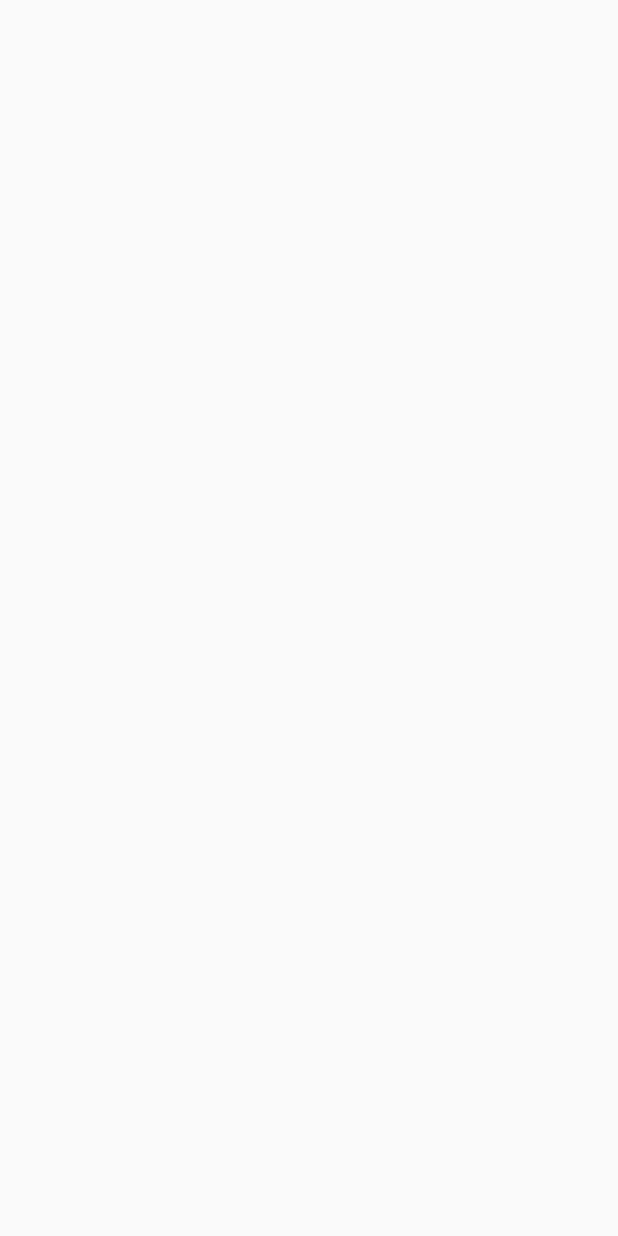
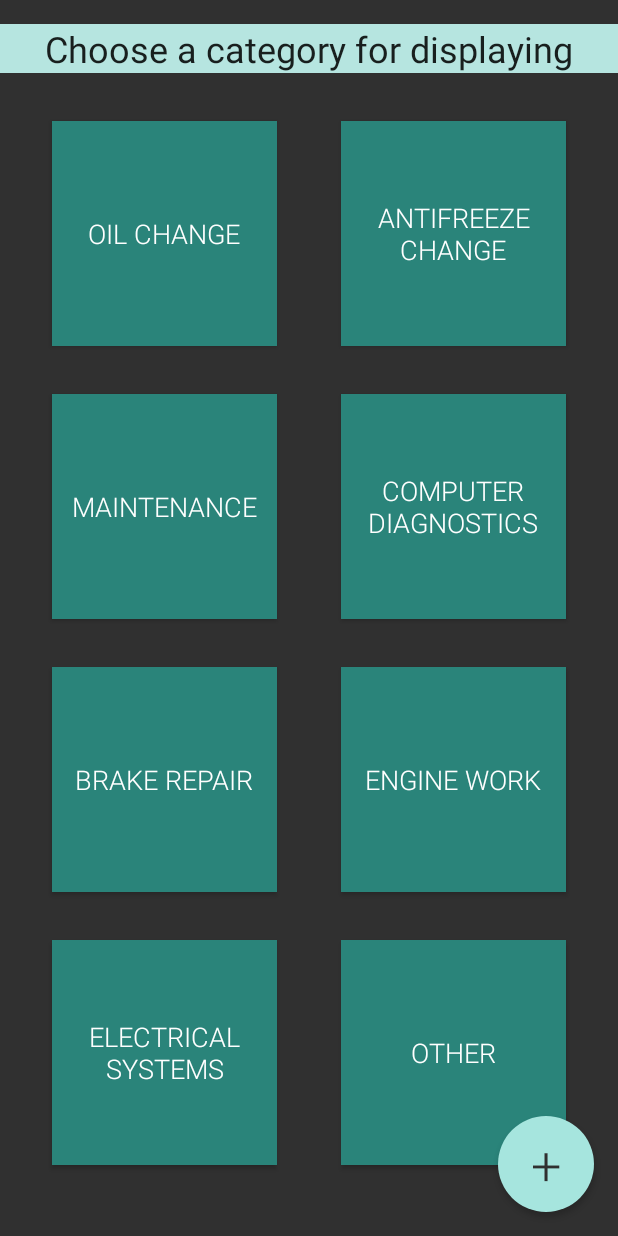
Before and after one commit to maximGrachev/vesere, an Android app: the screen it shows after launch (MainActivity), on a phone screen of 412 x 824 dp. Before the commit the screen is empty. Run offline under Robolectric (Android 15) with nearby library versions, the phone set to English and light mode, and no system bars; our stand-ins replace data binding.

Commit message:
all fragments excemp allRecords are adaptive, Nav is added

```diff
--- a/app/src/main/java/ru/maxgrachev/vesere/MainActivity.kt
+++ b/app/src/main/java/ru/maxgrachev/vesere/MainActivity.kt
@@ -2,10 +2,12 @@ package ru.maxgrachev.vesere
 
 import androidx.appcompat.app.AppCompatActivity
 import android.os.Bundle
+import androidx.databinding.DataBindingUtil
+import ru.maxgrachev.vesere.databinding.ActivityMainBinding
 
 class MainActivity : AppCompatActivity() {
     override fun onCreate(savedInstanceState: Bundle?) {
         super.onCreate(savedInstanceState)
-        setContentView(R.layout.activity_main)
+        val binding: ActivityMainBinding = DataBindingUtil.setContentView(this, R.layout.activity_main)
     }
 }
--- /dev/null
+++ b/app/src/main/java/ru/maxgrachev/vesere/title/TitleFragment.kt
@@ -0,0 +1,35 @@
+package ru.maxgrachev.vesere.title
+
+import android.os.Bundle
+import android.view.LayoutInflater
+import android.view.View
+import android.view.ViewGroup
+import androidx.databinding.DataBindingUtil
+import androidx.fragment.app.Fragment
+import androidx.navigation.findNavController
+import ru.maxgrachev.vesere.R
+import ru.maxgrachev.vesere.databinding.FragmentTitleBinding
+
+class TitleFragment : Fragment() {
+
+    override fun onCreateView(
+        inflater: LayoutInflater, container: ViewGroup?,
+        savedInstanceState: Bundle?
+    ): View? {
+
+        val binding: FragmentTitleBinding = DataBindingUtil.inflate(
+            inflater,
+            R.layout.fragment_title,
+            container,
+            false
+        )
+        binding.buttonCreateTitle.setOnClickListener{v:View->
+            v.findNavController().navigate(R.id.action_titleFragment_to_newRecordFragment)
+        }
+//        binding.button_create_Title.setOnClickListener{v:View->
+////            v.findNavController().navigate()
+//        }
+
+        return binding.root
+    }
+}
--- a/app/src/main/res/drawable/rounded_button.xml
+++ b/app/src/main/res/drawable/rounded_button.xml
@@ -1,6 +1,6 @@
 <?xml version="1.0" encoding="utf-8"?>
 <shape xmlns:android="http://schemas.android.com/apk/res/android">
     <corners android:radius="10000dp" />
-    <solid android:color="#2A847A" />
+    <solid android:color="#A6E5DE" />
     <size android:width="90dp" android:height="90dp"/>
 </shape>
--- a/app/src/main/res/layout/activity_main.xml
+++ b/app/src/main/res/layout/activity_main.xml
@@ -1,6 +1,18 @@
 <?xml version="1.0" encoding="utf-8"?>
-<androidx.constraintlayout.widget.ConstraintLayout
-    xmlns:android="http://schemas.android.com/apk/res/android" android:layout_width="match_parent"
-    android:layout_height="match_parent">
+<layout xmlns:android="http://schemas.android.com/apk/res/android"
+    xmlns:app="http://schemas.android.com/apk/res-auto">
 
-</androidx.constraintlayout.widget.ConstraintLayout>
+    <LinearLayout
+        android:layout_width="match_parent"
+        android:layout_height="match_parent"
+        android:orientation="vertical">
+        <fragment
+            android:id="@+id/myNavHostFragment"
+            android:name="androidx.navigation.fragment.NavHostFragment"
+            android:layout_width="match_parent"
+            android:layout_height="match_parent"
+            app:navGraph="@navigation/navigation"
+            app:defaultNavHost="true" />
+    </LinearLayout>
+
+</layout>
--- a/app/src/main/res/layout/fragment_title.xml
+++ b/app/src/main/res/layout/fragment_title.xml
@@ -1,37 +1,47 @@
 <?xml version="1.0" encoding="utf-8"?>
-    <androidx.constraintlayout.widget.ConstraintLayout
-        xmlns:android="http://schemas.android.com/apk/res/android"
+
+<layout xmlns:android="http://schemas.android.com/apk/res/android"
     xmlns:app="http://schemas.android.com/apk/res-auto"
     xmlns:tools="http://schemas.android.com/tools"
+    tools:context="ru.maxgrachev.vesere.FragmentTitle">
+
+    <data>
+
+    </data>
+
+    <androidx.constraintlayout.widget.ConstraintLayout
         android:layout_width="match_parent"
         android:layout_height="match_parent"
         android:background="#303030">
 
+        <LinearLayout
+            android:layout_width="match_parent"
+            android:layout_height="match_parent"
+            android:orientation="vertical">
 
             <TextView
                 android:id="@+id/text_title"
                 style="@style/title_text"
                 android:layout_marginTop="16dp"
-            android:layout_marginBottom="16dp"
                 android:text="@string/title_chooseACategory"
-            app:layout_constraintBottom_toBottomOf="parent"
                 app:layout_constraintEnd_toEndOf="parent"
                 app:layout_constraintHorizontal_bias="0.0"
+                app:layout_constraintHorizontal_weight="2"
                 app:layout_constraintStart_toStartOf="parent"
-            app:layout_constraintTop_toTopOf="parent"
-            app:layout_constraintVertical_bias="0.0" />
+                app:layout_constraintTop_toTopOf="parent" />
 
             <ScrollView
                 android:id="@+id/scrollView_title"
                 android:layout_width="match_parent"
-            android:layout_height="wrap_content"
+                android:layout_height="match_parent"
                 android:layout_marginStart="8dp"
+                android:layout_marginTop="16dp"
                 android:layout_marginEnd="8dp"
                 app:layout_constraintBottom_toBottomOf="parent"
                 app:layout_constraintEnd_toEndOf="parent"
+                app:layout_constraintHorizontal_weight="8"
                 app:layout_constraintStart_toStartOf="parent"
-            app:layout_constraintTop_toBottomOf="@+id/text_title"
-            app:layout_constraintVertical_bias="0.0">
+                app:layout_constraintTop_toBottomOf="@+id/text_title">
 
                 <androidx.constraintlayout.widget.ConstraintLayout
                     android:layout_width="match_parent"
@@ -83,6 +93,7 @@
                     <Button
                         android:id="@+id/button_electrical"
                         style="@style/title_button"
+                        android:layout_marginBottom="16dp"
                         android:text="@string/electrical_systems"
                         app:layout_constraintBottom_toBottomOf="parent"
                         app:layout_constraintEnd_toStartOf="@+id/button_other"
@@ -94,6 +105,8 @@
                     <Button
                         android:id="@+id/button_other"
                         style="@style/title_button"
+                        android:layout_marginBottom="16dp"
+                        android:singleLine="false"
                         android:text="@string/other"
                         app:layout_constraintBottom_toBottomOf="parent"
                         app:layout_constraintEnd_toEndOf="parent"
@@ -116,6 +129,10 @@
                     <Button
                         android:id="@+id/button_antifreeze"
                         style="@style/title_button"
+                        android:layout_marginStart="16dp"
+                        android:layout_marginTop="16dp"
+                        android:layout_marginEnd="16dp"
+                        android:layout_marginBottom="16dp"
                         android:text="@string/antifreeze_changing"
                         app:layout_constraintBottom_toTopOf="@+id/button_diagnostics"
                         app:layout_constraintEnd_toEndOf="parent"
@@ -123,10 +140,26 @@
                         app:layout_constraintStart_toEndOf="@+id/button_oil"
                         app:layout_constraintTop_toTopOf="parent"
                         tools:ignore="MissingConstraints" />
-
-
                 </androidx.constraintlayout.widget.ConstraintLayout>
 
             </ScrollView>
+        </LinearLayout>
+
+        <Button
+            android:id="@+id/button_create_Title"
+            android:layout_width="64dp"
+            android:layout_height="64dp"
+            android:layout_gravity="right"
+            android:layout_marginEnd="16dp"
+            android:layout_marginBottom="16dp"
+            android:background="@drawable/rounded_button"
+            android:fontFamily="sans-serif-light"
+            android:text="@string/plus"
+            android:textColor="#303030"
+            android:textSize="36sp"
+            android:visibility="visible"
+            app:layout_constraintBottom_toBottomOf="parent"
+            app:layout_constraintEnd_toEndOf="parent" />
 
     </androidx.constraintlayout.widget.ConstraintLayout>
+</layout>
--- /dev/null
+++ b/app/src/main/res/navigation/navigation.xml
@@ -0,0 +1,43 @@
+<?xml version="1.0" encoding="utf-8"?>
+<navigation xmlns:android="http://schemas.android.com/apk/res/android"
+    xmlns:app="http://schemas.android.com/apk/res-auto"
+    xmlns:tools="http://schemas.android.com/tools"
+    android:id="@+id/navigation"
+    app:startDestination="@id/titleFragment">
+
+    <fragment
+        android:id="@+id/allRecordsFragment"
+        android:name="ru.maxgrachev.vesere.allrecords.AllRecordsFragment"
+        android:label="fragment_all_records"
+        tools:layout="@layout/fragment_all_records" >
+        <action
+            android:id="@+id/action_allRecordsFragment_to_newRecordFragment"
+            app:destination="@id/newRecordFragment" />
+    </fragment>
+    <fragment
+        android:id="@+id/newRecordFragment"
+        android:name="ru.maxgrachev.vesere.newrecord.NewRecordFragment"
+        android:label="fragment_new_record"
+        tools:layout="@layout/fragment_new_record" >
+        <action
+            android:id="@+id/action_newRecordFragment_to_allRecordsFragment"
+            app:destination="@id/allRecordsFragment" />
+    </fragment>
+    <fragment
+        android:id="@+id/settingFragment"
+        android:name="ru.maxgrachev.vesere.setting.SettingFragment"
+        android:label="fragment_setting"
+        tools:layout="@layout/fragment_setting" />
+    <fragment
+        android:id="@+id/titleFragment"
+        android:name="ru.maxgrachev.vesere.title.TitleFragment"
+        android:label="title"
+        tools:layout="@layout/fragment_title" >
+        <action
+            android:id="@+id/action_titleFragment_to_newRecordFragment"
+            app:destination="@id/newRecordFragment" />
+        <action
+            android:id="@+id/action_titleFragment_to_allRecordsFragment"
+            app:destination="@id/allRecordsFragment" />
+    </fragment>
+</navigation>
--- a/app/src/main/res/values/strings.xml
+++ b/app/src/main/res/values/strings.xml
@@ -29,5 +29,7 @@
     <string name="event2_text">Computer diagnostics \nDate: 12.03.2020 \nService Life: - \nCar mileage: 124 320 km \nComment: New diagnostics in 1 month \nService station: Rob&amp;Bob \nService"'"s Rating: Ok\nPrice: $12</string>
     <string name="edit">Edit</string>
     <string name="delete">Delete</string>
-    <string name="plus">&#43;</string>
+    <string name="plus">+</string>
+    <!-- TODO: Remove or change this placeholder text -->
+    <string name="hello_blank_fragment">Hello blank fragment</string>
 </resources>
--- a/app/src/main/res/values/styles.xml
+++ b/app/src/main/res/values/styles.xml
@@ -38,6 +38,7 @@
         <item name="android:ems">10</item>
         <item name="android:inputType">textPersonName</item>
         <item name="android:textColor">#6E9894</item>
+        <item name="android:textColorHint">#6E9894</item>
         <item name="android:textSize">24sp</item>
         <item name="android:backgroundTint">@color/underline</item>
     </style>
--- a/build.gradle
+++ b/build.gradle
@@ -1,6 +1,9 @@
 // Top-level build file where you can add configuration options common to all sub-projects/modules.
 buildscript {
-    ext.kotlin_version = "1.4.0"
+    ext {
+        navigationVersion = "2.3.0"
+        kotlin_version = "1.4.0"
+    }
     repositories {
         google()
         jcenter()
```
Also changed, not shown: app/build.gradle (+7 -0 lines), app/src/main/java/ru/maxgrachev/vesere/allrecords/AllRecordsFragment.kt (added, +18 -0 lines), app/src/main/java/ru/maxgrachev/vesere/newrecord/NewRecordFragment.kt (added, +24 -0 lines), app/src/main/java/ru/maxgrachev/vesere/setting/SettingFragment.kt (added, +18 -0 lines), app/src/main/res/anim/fade_out.xml (added, +7 -0 lines), app/src/main/res/anim/slide_in_right.xml (added, +25 -0 lines), app/src/main/res/anim/slide_out_left.xml (added, +25 -0 lines), app/src/main/res/anim/slide_out_right.xml (added, +25 -0 lines), app/src/main/res/layout/fragment_all_records.xml (+11 -9 lines), app/src/main/res/layout/fragment_new_record.xml (+39 -28 lines), app/src/main/res/layout/fragment_setting.xml (+9 -4 lines). Lines whose indentation alone changed are shown as unchanged.
